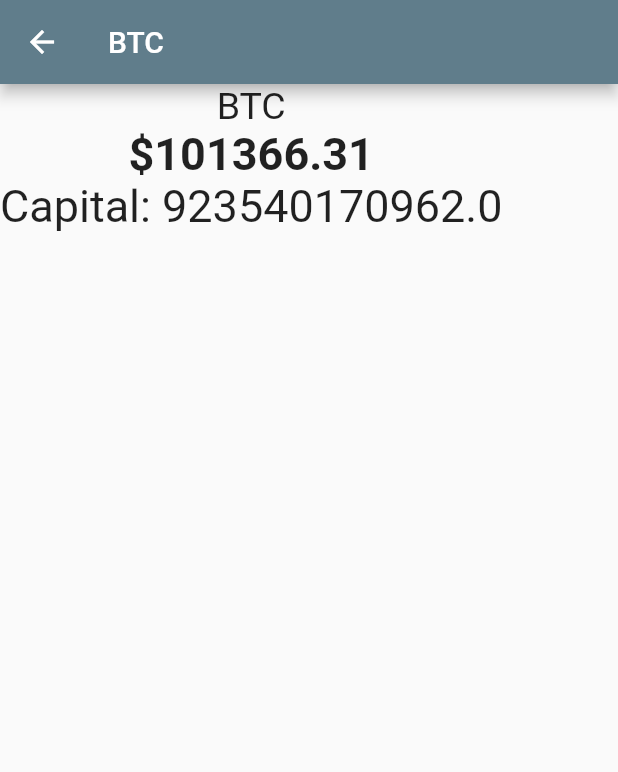
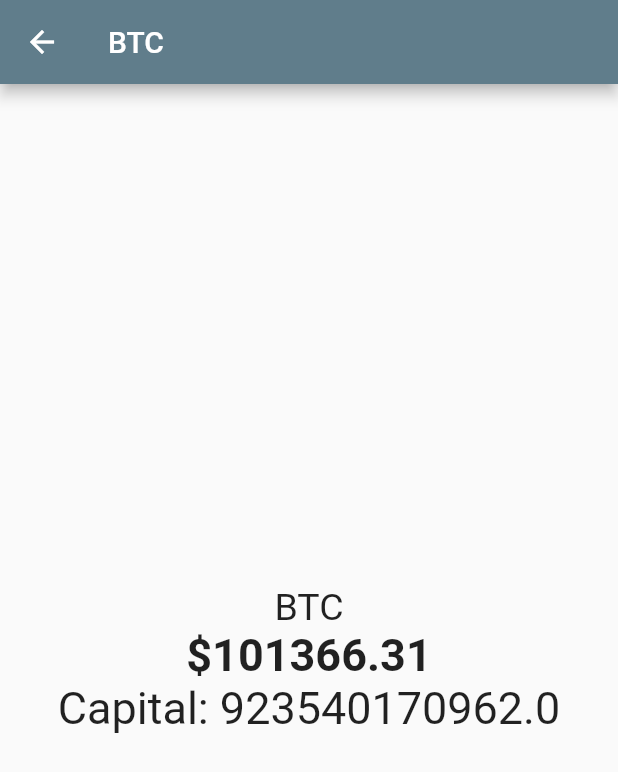
Before and after one commit to fernandolojano/Desarrollo-de-Software, a Flutter app: the screen it shows after launch, after a tap on "BTC", on a phone screen of 412 x 824 dp. Shown: the top 772 px of the screen. Run offline on Flutter 3.47's test engine with Material 2 defaults, Android fonts, the phone set to English and light mode, and no system bars; missing offline and left inert: threading.

Commit message:
Diseño centrado

```diff
--- a/Practica-2/App/crypto_visionary/lib/CoinView.dart
+++ b/Practica-2/App/crypto_visionary/lib/CoinView.dart
@@ -15,8 +15,9 @@ class CoinView extends StatelessWidget {
       appBar: AppBar(
         title: Text(coin.getToken()),
       ),
-      body: Container(
+      body: Center(
         child: Column(
+          mainAxisAlignment: MainAxisAlignment.center,
           children: <Widget> [
             Text(
               coin.getToken(),
```
